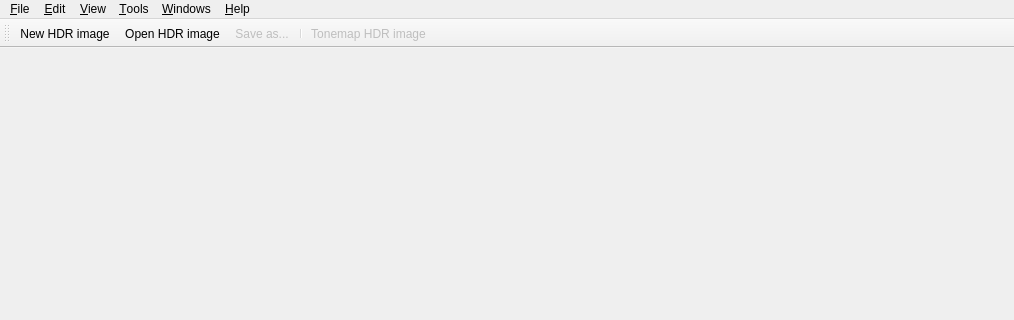
The window that forms/MainWindow.ui (LuminanceHDR/LuminanceHDR) describes before a commit, drawn with Qt 5; both pictures show x 0 to 1014 and y 0 to 320 of the 1014 by 573 pixel window.
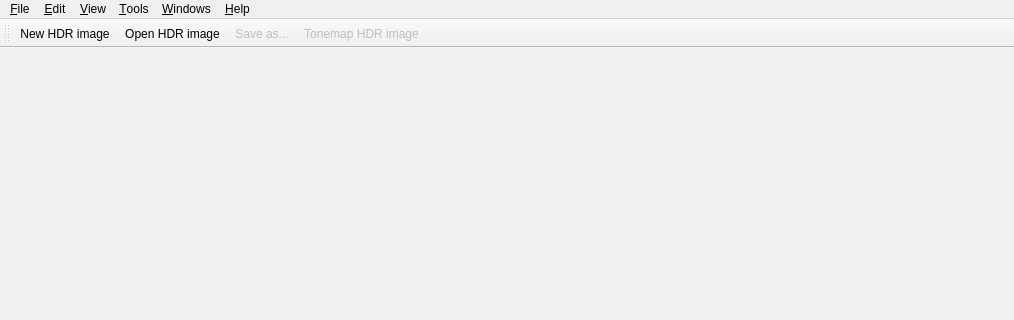
The same window after the commit. Icons and pictures are not drawn.

Commit message: MainWindow: Tonemap Action is aligned on the right of the main toolbar

```diff
--- a/forms/MainWindow.ui
+++ b/forms/MainWindow.ui
@@ -146,7 +146,6 @@
    <addaction name="fileNewAction"/>
    <addaction name="fileOpenAction"/>
    <addaction name="fileSaveAsAction"/>
-   <addaction name="separator"/>
    <addaction name="TonemapAction"/>
   </widget>
   <action name="fileNewAction">
```
The commit also changes 1 other file.
